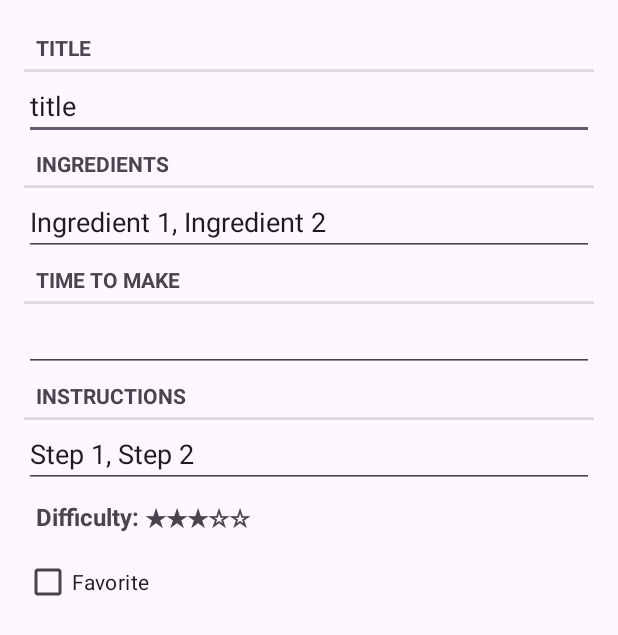
After one commit to bullzombie43/NomNomNow-1, an Android app: the fragment RecipeFragment shown on its own in the app's theme, on a phone screen of 412 x 824 dp. The commit adds this screen. Shown: the top 635 px of the screen. Run offline under Robolectric (Android 15) with nearby library versions, the phone set to English and light mode, and no system bars; 1 statement that could not run was skipped.

Commit message:
recipe fragment

```diff
--- /dev/null
+++ b/app/src/main/java/com/bignerdranch/android/pantrypal/RecipeFragment.java
@@ -0,0 +1,128 @@
+package com.bignerdranch.android.pantrypal;
+
+import android.os.Bundle;
+import android.text.Editable;
+import android.text.TextWatcher;
+import android.view.LayoutInflater;
+import android.view.View;
+import android.view.ViewGroup;
+import android.widget.CheckBox;
+import android.widget.CompoundButton;
+import android.widget.EditText;
+import android.widget.TextView;
+
+import androidx.fragment.app.Fragment;
+
+public class RecipeFragment extends Fragment {
+    private Recipe mRecipe;
+    private CheckBox mFavoritedCheckBox;
+    private EditText mTitleField;
+    private EditText mIngredientsField;
+    private EditText mTimeToMakeField;
+    private EditText mInstructionsField;
+    private TextView mDifficultyField;
+
+    @Override
+    public void onCreate(Bundle savedInstanceState) {
+        super.onCreate(savedInstanceState);
+        mRecipe = new Recipe();
+    }
+
+    @Override
+    public View onCreateView(LayoutInflater inflater, ViewGroup container,
+                             Bundle savedInstanceState) {
+        View v = inflater.inflate(R.layout.fragment_recipe, container, false);
+
+        mTitleField = (EditText) v.findViewById(R.id.recipe_title);
+        mTitleField.setText(mRecipe.getTitle());
+        mTitleField.addTextChangedListener(new TextWatcher() {
+            @Override
+            public void beforeTextChanged(
+                    CharSequence s, int start, int count, int after) {
+                // This space intentionally left blank
+            }
+            @Override
+            public void onTextChanged(
+                    CharSequence s, int start, int before, int count) {
+                mRecipe.setTitle(s.toString());
+                mRecipe.setChanged(true);
+            }
+            @Override
+            public void afterTextChanged(Editable s) {
+                // This one too
+            }
+        });
+
+        mIngredientsField = (EditText) v.findViewById(R.id.recipe_ingredients);
+        mIngredientsField.setText(android.text.TextUtils.join(", ", mRecipe.getIngredients()));
+        mIngredientsField.addTextChangedListener(new TextWatcher() {
+            @Override
+            public void beforeTextChanged(
+                    CharSequence s, int start, int count, int after) {
+
+            }
+            @Override
+            public void onTextChanged(
+                    CharSequence s, int start, int before, int count) {
+                mRecipe.setTitle(s.toString());
+                mRecipe.setChanged(true);
+            }
+            @Override
+            public void afterTextChanged(Editable s) {
+
+            }
+        });
+
+        mInstructionsField = (EditText) v.findViewById(R.id.recipe_instructions);
+        mInstructionsField.setText(android.text.TextUtils.join(", ", mRecipe.getInstructions()));
+        mIngredientsField.addTextChangedListener(new TextWatcher() {
+            @Override
+            public void beforeTextChanged(
+                    CharSequence s, int start, int count, int after) {
+
+            }
+            @Override
+            public void onTextChanged(
+                    CharSequence s, int start, int before, int count) {
+                mRecipe.setTitle(s.toString());
+                mRecipe.setChanged(true);
+            }
+            @Override
+            public void afterTextChanged(Editable s) {
+
+            }
+        });
+        mTimeToMakeField.setText("Time: " + formatTime(mRecipe.getTimetoMake()));
+        mDifficultyField = (TextView)v.findViewById(R.id.recipe_difficulty);
+        mDifficultyField.setText("Difficulty: " + getStarRating(mRecipe.getDifficulty()));
+
+        mFavoritedCheckBox = (CheckBox)v.findViewById(R.id.recipe_favorite); mFavoritedCheckBox.setOnCheckedChangeListener(new CompoundButton.OnCheckedChangeListener() {
+            @Override
+            public void onCheckedChanged(CompoundButton buttonView,
+                                         boolean isChecked) {
+                mRecipe.setFavorite(isChecked);
+            } });
+        return v;
+    }
+
+    private String formatTime(double minutes) {
+        if (minutes < 60) {
+            return String.format("%.0f minutes", minutes);
+        } else {
+            int hours = (int) (minutes / 60);
+            int mins = (int) (minutes % 60);
+            return mins > 0 ? String.format("%d hr %d min", hours, mins) : String.format("%d hr", hours);
+        }
+    }
+
+    private String getStarRating(double difficulty) {
+        int fullStars = (int) difficulty;
+        boolean halfStar = (difficulty - fullStars) >= 0.5;
+
+        StringBuilder stars = new StringBuilder("★".repeat(fullStars));
+        if (halfStar) stars.append("☆");
+        while (stars.length() < 5) stars.append("☆");
+
+        return stars.toString();
+    }
+}
--- /dev/null
+++ b/app/src/main/res/layout/fragment_recipe.xml
@@ -0,0 +1,67 @@
+<?xml version="1.0" encoding="utf-8"?>
+<LinearLayout xmlns:android="http://schemas.android.com/apk/res/android"
+             android:orientation="vertical"
+             android:layout_width="match_parent"
+             android:layout_height="match_parent"
+             android:layout_margin="16dp"
+    >
+    <TextView
+        style="?android:listSeparatorTextViewStyle"
+        android:layout_width="match_parent"
+        android:layout_height="wrap_content"
+        android:text="@string/recipe_title_label"/>
+
+    <EditText
+        android:id="@+id/recipe_title"
+        android:layout_width="match_parent"
+        android:layout_height="wrap_content" />
+
+    <TextView
+        style="?android:listSeparatorTextViewStyle"
+        android:layout_width="match_parent"
+        android:layout_height="wrap_content"
+        android:text="@string/recipe_ingredients_label"/>
+
+    <EditText
+        android:id="@+id/recipe_ingredients"
+        android:layout_width="match_parent"
+        android:layout_height="wrap_content" />
+
+    <TextView
+        style="?android:listSeparatorTextViewStyle"
+        android:layout_width="match_parent"
+        android:layout_height="wrap_content"
+        android:text="@string/recipe_timetomake_label"/>
+
+    <EditText
+        android:id="@+id/recipe_timetomake"
+        android:layout_width="match_parent"
+        android:layout_height="wrap_content" />
+
+    <TextView
+        style="?android:listSeparatorTextViewStyle"
+        android:layout_width="match_parent"
+        android:layout_height="wrap_content"
+        android:text="@string/recipe_instructions_label"/>
+
+    <EditText
+        android:id="@+id/recipe_instructions"
+        android:layout_width="match_parent"
+        android:layout_height="wrap_content" />
+
+    <TextView
+        android:id="@+id/recipe_difficulty"
+        android:layout_width="wrap_content"
+        android:layout_height="wrap_content"
+        android:text="Difficulty: ★★★☆☆"
+        android:textSize="16sp"
+        android:textStyle="bold"
+        android:padding="8dp"/>
+
+    <CheckBox
+        android:id="@+id/recipe_favorite"
+        android:layout_width="match_parent"
+        android:layout_height="wrap_content"
+        android:text="@string/recipe_favorite_label"/>
+
+</LinearLayout>
--- a/app/src/main/res/values/strings.xml
+++ b/app/src/main/res/values/strings.xml
@@ -1,3 +1,10 @@
 <resources>
     <string name="app_name">PantryPal</string>
+     <string name="recipe_title_label">Title</string>
+    <string name="recipe_ingredients_label">Ingredients</string>
+    <string name="recipe_favorite_label">Favorite</string>
+    <string name="recipe_timetomake_label">Time To Make</string>
+    <string name="recipe_instructions_label">Instructions</string>
+    <string name="recipe_difficulty_label">Difficulty</string>
+
 </resources>
```
Also changed, not shown: app/src/main/java/com/bignerdranch/android/pantrypal/Recipe.java (+20 -5 lines).
